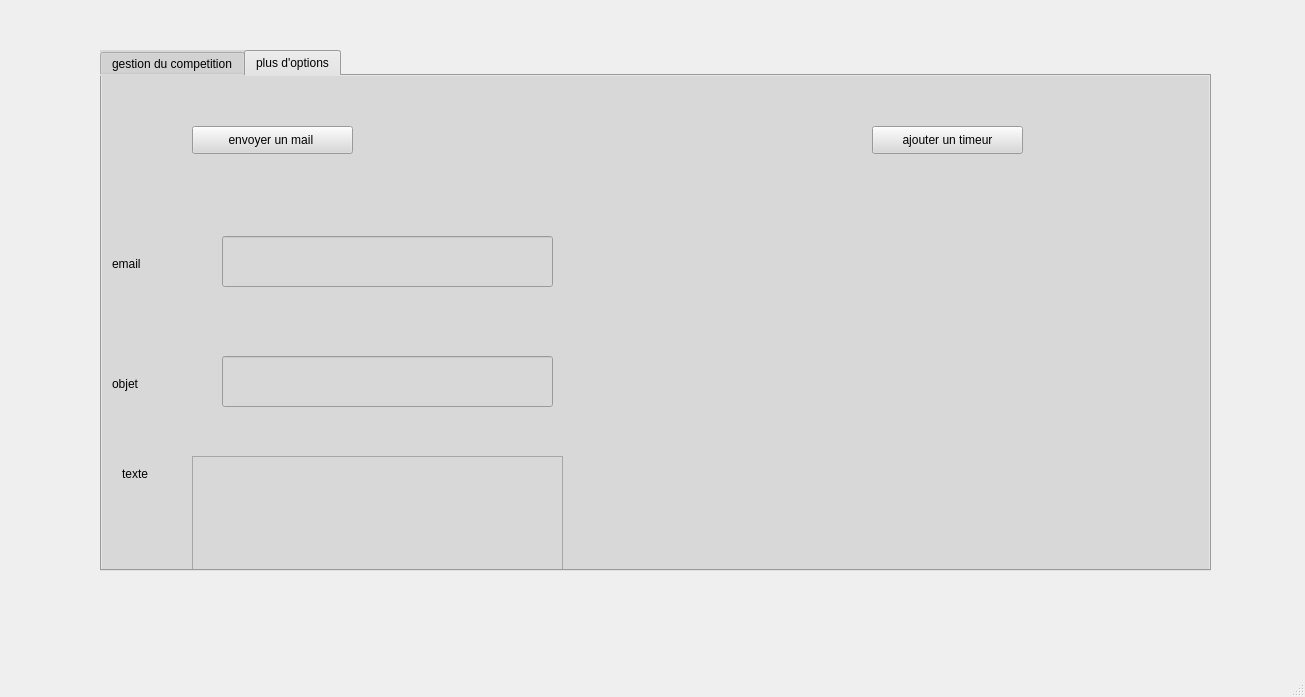
This is integration_OlympiUp/mainwindow.ui in helamoalla/olympic_games_2A16 as Qt 5 draws it before an edit. The edited form follows.
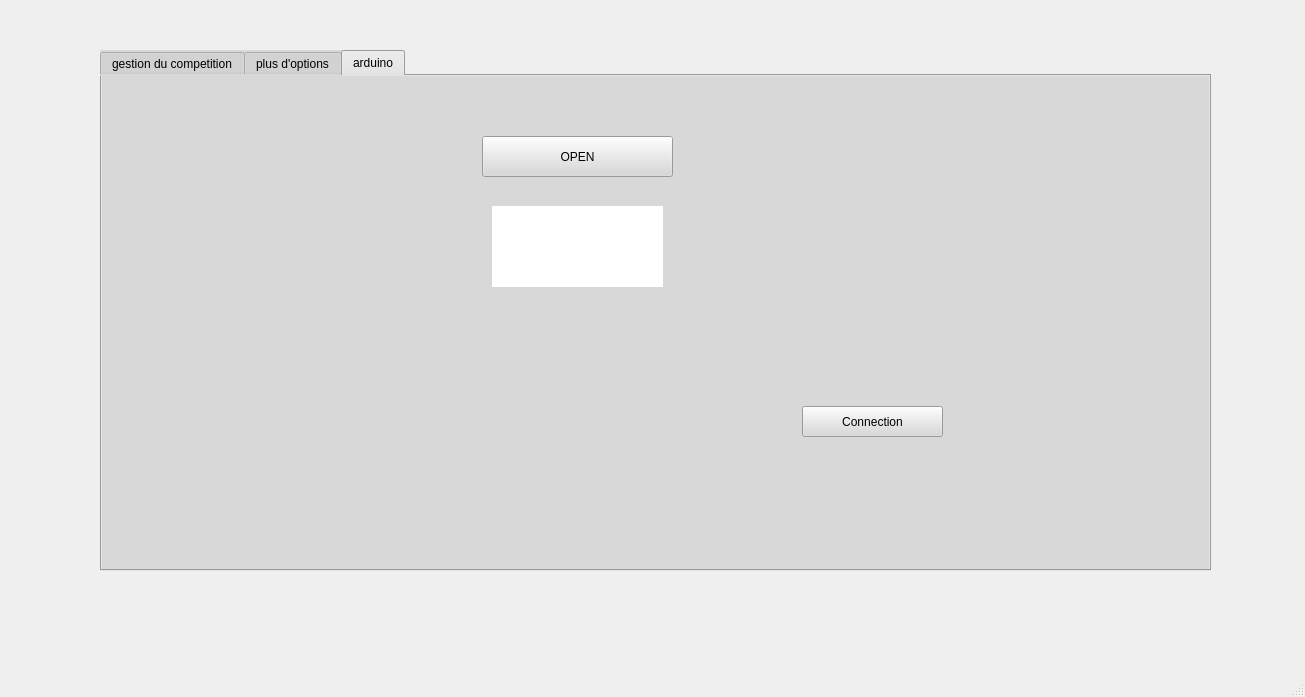
This is the edited form. The open tabs and pages were chosen to show the change. Icons and pictures are not drawn.

What changed in the file:
```diff
--- a/integration_OlympiUp/mainwindow.ui
+++ b/integration_OlympiUp/mainwindow.ui
@@ -1673,7 +1673,7 @@
        <string notr="true">background-color: rgb(216, 216, 216);</string>
       </property>
       <property name="currentIndex">
-       <number>1</number>
+       <number>2</number>
       </property>
       <widget class="QWidget" name="tab_6">
        <attribute name="title">
@@ -2147,6 +2147,53 @@
         </property>
        </widget>
       </widget>
+      <widget class="QWidget" name="tab_8">
+       <attribute name="title">
+        <string>arduino</string>
+       </attribute>
+       <widget class="QPushButton" name="pushButton">
+        <property name="geometry">
+         <rect>
+          <x>380</x>
+          <y>60</y>
+          <width>191</width>
+          <height>41</height>
+         </rect>
+        </property>
+        <property name="text">
+         <string>OPEN</string>
+        </property>
+       </widget>
+       <widget class="QLabel" name="label_4">
+        <property name="geometry">
+         <rect>
+          <x>390</x>
+          <y>130</y>
+          <width>171</width>
+          <height>81</height>
+         </rect>
+        </property>
+        <property name="styleSheet">
+         <string notr="true">background-color: rgb(255, 255, 255);</string>
+        </property>
+        <property name="text">
+         <string/>
+        </property>
+       </widget>
+       <widget class="QPushButton" name="pushButton_2">
+        <property name="geometry">
+         <rect>
+          <x>700</x>
+          <y>330</y>
+          <width>141</width>
+          <height>31</height>
+         </rect>
+        </property>
+        <property name="text">
+         <string>Connection</string>
+        </property>
+       </widget>
+      </widget>
      </widget>
     </widget>
     <widget class="QWidget" name="page_7">
```
Left out of the diff: 15 changed lines with no effect on the pictures.
